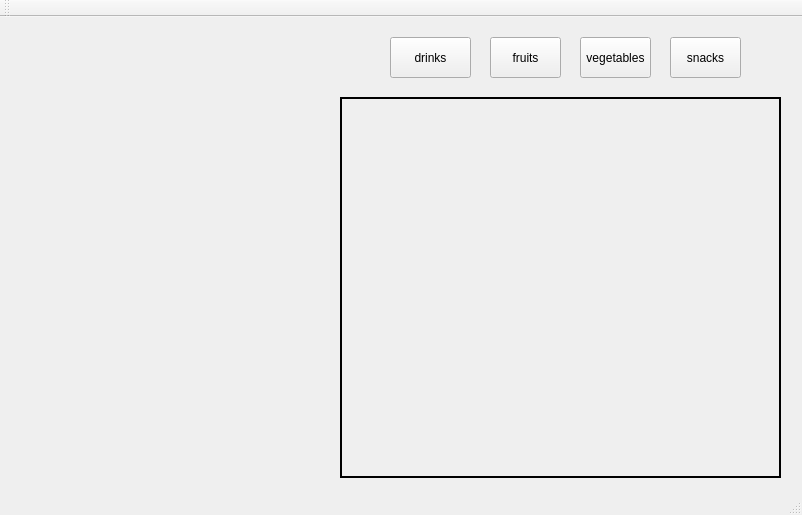
Old version of the form cashRegisterSystem2/cashRegisterSystem.ui in the repository Ismaeel-Muhammad/Cash-Register-System.
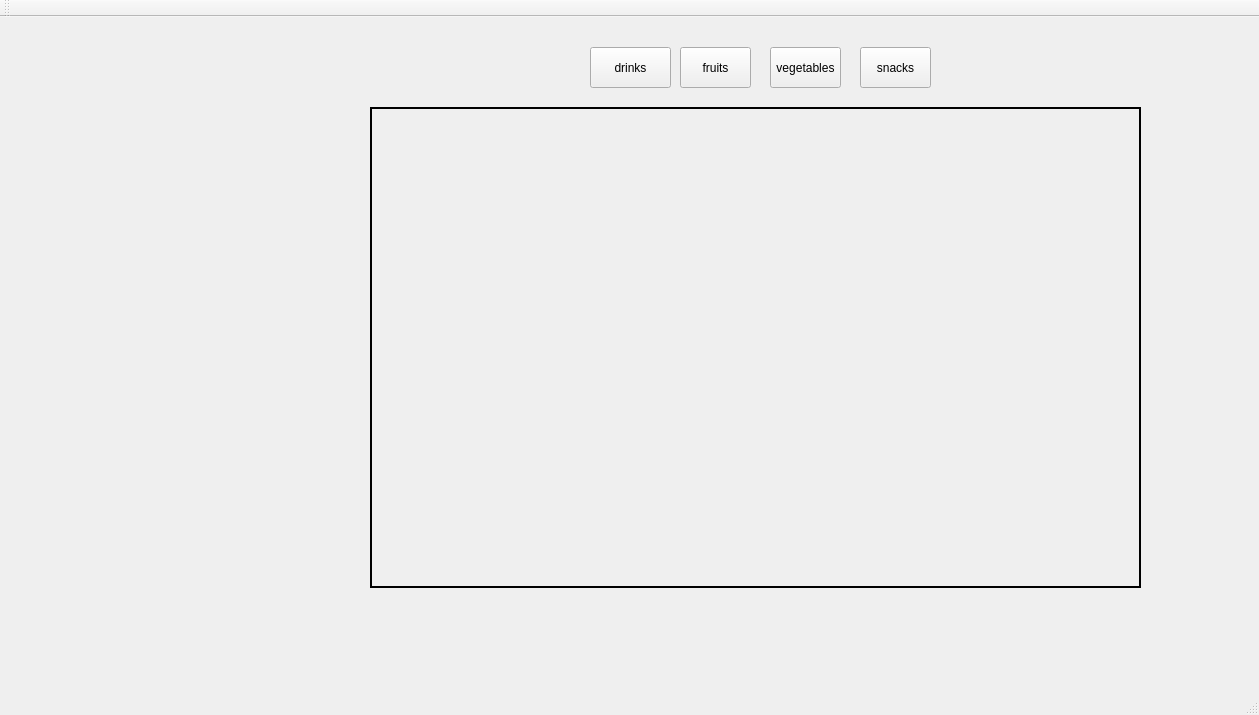
New version of the form. The open tabs and pages were chosen to show the change.

```diff
--- a/cashRegisterSystem2/cashRegisterSystem.ui
+++ b/cashRegisterSystem2/cashRegisterSystem.ui
@@ -6,8 +6,8 @@
    <rect>
     <x>0</x>
     <y>0</y>
-    <width>802</width>
-    <height>515</height>
+    <width>1259</width>
+    <height>715</height>
    </rect>
   </property>
   <property name="windowTitle">
@@ -17,10 +17,10 @@
    <widget class="QStackedWidget" name="formsStackedWidget">
     <property name="geometry">
      <rect>
-      <x>0</x>
-      <y>0</y>
-      <width>801</width>
-      <height>481</height>
+      <x>30</x>
+      <y>10</y>
+      <width>1191</width>
+      <height>601</height>
      </rect>
     </property>
     <property name="currentIndex">
@@ -110,12 +110,15 @@
      <widget class="QPushButton" name="snacks">
       <property name="geometry">
        <rect>
-        <x>670</x>
+        <x>830</x>
         <y>20</y>
         <width>71</width>
         <height>41</height>
        </rect>
       </property>
+      <property name="styleSheet">
+       <string notr="true"/>
+      </property>
       <property name="text">
        <string>snacks</string>
       </property>
@@ -125,8 +128,8 @@
        <rect>
         <x>330</x>
         <y>80</y>
-        <width>451</width>
-        <height>381</height>
+        <width>781</width>
+        <height>481</height>
        </rect>
       </property>
       <property name="currentIndex">
@@ -138,8 +141,8 @@
          <rect>
           <x>10</x>
           <y>0</y>
-          <width>441</width>
-          <height>381</height>
+          <width>771</width>
+          <height>481</height>
          </rect>
         </property>
         <property name="styleSheet">
@@ -154,8 +157,8 @@
           <rect>
            <x>0</x>
            <y>0</y>
-           <width>439</width>
-           <height>379</height>
+           <width>769</width>
+           <height>479</height>
           </rect>
          </property>
         </widget>
@@ -252,12 +255,15 @@
      <widget class="QPushButton" name="fruits">
       <property name="geometry">
        <rect>
-        <x>490</x>
+        <x>650</x>
         <y>20</y>
         <width>71</width>
         <height>41</height>
        </rect>
       </property>
+      <property name="styleSheet">
+       <string notr="true"/>
+      </property>
       <property name="text">
        <string>fruits</string>
       </property>
@@ -265,12 +271,15 @@
      <widget class="QPushButton" name="vegetables">
       <property name="geometry">
        <rect>
-        <x>580</x>
+        <x>740</x>
         <y>20</y>
         <width>71</width>
         <height>41</height>
        </rect>
       </property>
+      <property name="styleSheet">
+       <string notr="true"/>
+      </property>
       <property name="text">
        <string>vegetables</string>
       </property>
@@ -278,12 +287,15 @@
      <widget class="QPushButton" name="drinks">
       <property name="geometry">
        <rect>
-        <x>390</x>
+        <x>560</x>
         <y>20</y>
         <width>81</width>
         <height>41</height>
        </rect>
       </property>
+      <property name="styleSheet">
+       <string notr="true"/>
+      </property>
       <property name="text">
        <string>drinks</string>
       </property>
```
Left out of the diff: 48 changed lines with no effect on the pictures.
